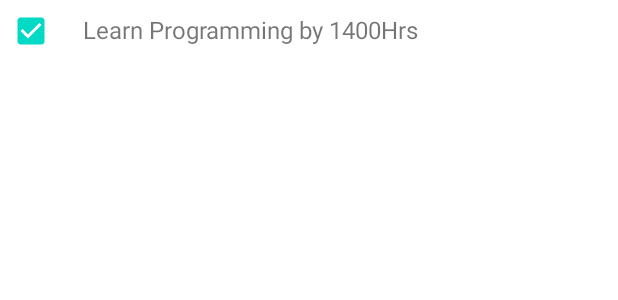
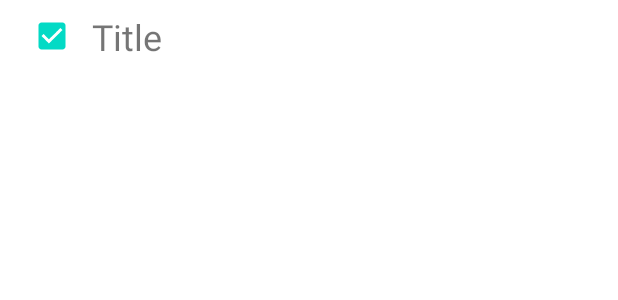
Before and after one commit to Dannyk-kago/media-player, an Android app: the layout task_list.xml on its own in the app's theme, with its tools: preview values and no code run, on a phone screen of 412 x 824 dp. Shown: the top 300 px of the screen. Run offline under Robolectric (Android 15) with nearby library versions, the phone set to English and light mode, and no system bars.

Commit message:
"Initial commit"

```diff
--- a/app/build.gradle
+++ b/app/build.gradle
@@ -77,6 +77,7 @@ dependencies {
     implementation 'androidx.appcompat:appcompat:1.3.1'
     implementation 'com.google.android.material:material:1.4.0'
     implementation 'androidx.constraintlayout:constraintlayout:2.1.1'
+    implementation 'com.imankur.library:analogclockview:1.0.0'
     testImplementation 'junit:junit:'
     androidTestImplementation 'androidx.test.ext:junit:1.1.3'
     androidTestImplementation 'androidx.test.espresso:espresso-core:3.4.0'
@@ -86,7 +87,7 @@ dependencies {
     implementation 'androidx.appcompat:appcompat:1.3.1'
     implementation 'com.google.android.material:material:1.4.0'
     implementation 'androidx.constraintlayout:constraintlayout:2.1.1'
-    testImplementation 'junit:junit:4.+'
+    testImplementation 'junit:junit:'
     androidTestImplementation 'androidx.test.ext:junit:1.1.3'
     androidTestImplementation 'androidx.test.espresso:espresso-core:3.4.0'
 }
--- a/app/src/main/AndroidManifest.xml
+++ b/app/src/main/AndroidManifest.xml
@@ -3,6 +3,7 @@
     package="com.example.todoapp">
 
     <application
+        android:name=".application.TodoApplication"
         android:allowBackup="true"
         android:icon="@mipmap/ic_launcher"
         android:label="@string/app_name"
--- /dev/null
+++ b/app/src/main/java/com/example/todoapp/Constants.kt
@@ -0,0 +1,5 @@
+package com.example.todoapp
+
+object Constants {
+    const val TODO_ITEM_SOURCE_LOCAL : String = "Local"
+}
--- a/app/src/main/java/com/example/todoapp/MainActivity.kt
+++ b/app/src/main/java/com/example/todoapp/MainActivity.kt
@@ -18,6 +18,5 @@ class MainActivity : AppCompatActivity() {
                 startActivity(nextActivity)
             }
         }
-
     }
 }
--- /dev/null
+++ b/app/src/main/java/com/example/todoapp/Todo.kt
@@ -0,0 +1,6 @@
+package com.example.todoapp
+
+data class Todo(
+    val isChecked: Boolean,
+    val title:String
+)
--- /dev/null
+++ b/app/src/main/res/drawable/ic_add.xml
@@ -0,0 +1,5 @@
+<vector android:height="50dp" android:tint="#BCB9B9"
+    android:viewportHeight="24" android:viewportWidth="24"
+    android:width="50dp" xmlns:android="http://schemas.android.com/apk/res/android">
+    <path android:fillColor="@android:color/white" android:pathData="M12,2C6.48,2 2,6.48 2,12s4.48,10 10,10 10,-4.48 10,-10S17.52,2 12,2zM17,13h-4v4h-2v-4L7,13v-2h4L11,7h2v4h4v2z"/>
+</vector>
--- a/app/src/main/res/layout/task_list.xml
+++ b/app/src/main/res/layout/task_list.xml
@@ -1,21 +1,29 @@
 <?xml version="1.0" encoding="utf-8"?>
-<LinearLayout xmlns:android="http://schemas.android.com/apk/res/android"
+<androidx.constraintlayout.widget.ConstraintLayout xmlns:android="http://schemas.android.com/apk/res/android"
+    xmlns:app="http://schemas.android.com/apk/res-auto"
     android:layout_width="match_parent"
-    xmlns:app="http://schemas.android.com/apk/res-auto"
-    app:chainUseRtl="true"
-    android:padding="5dp"
-    android:orientation="horizontal"
-    android:layout_height="match_parent">
+    android:layout_height="wrap_content">
+
     <CheckBox
+        android:id="@+id/cbDone"
         android:checked="true"
-        android:layout_width="30dp"
-        android:layout_height="30dp"/>
+        android:layout_width="53dp"
+        android:layout_height="wrap_content"
+        android:layout_marginStart="8dp"
+        app:layout_constraintStart_toStartOf="parent"
+        app:layout_constraintTop_toTopOf="parent" />
+
     <TextView
-        android:text="Learn Programming by 1400Hrs"
-        android:textSize="16dp"
-        android:layout_width="match_parent"
+        android:id="@+id/tvTitle"
+        android:layout_width="300dp"
         android:layout_height="wrap_content"
-        android:layout_marginStart="20dp"
-        android:layout_marginEnd="30dp"/>
+        android:text="Title"
+        android:textSize="24sp"
+        app:layout_constraintBottom_toBottomOf="parent"
+        app:layout_constraintEnd_toEndOf="parent"
+        app:layout_constraintHorizontal_bias="0.0"
+        app:layout_constraintStart_toEndOf="@+id/cbDone"
+        app:layout_constraintTop_toTopOf="parent" />
 
-</LinearLayout>
+
+</androidx.constraintlayout.widget.ConstraintLayout>
--- a/app/src/main/res/values/colors.xml
+++ b/app/src/main/res/values/colors.xml
@@ -2,7 +2,7 @@
 <resources>
     <color name="purple_200">#FFBB86FC</color>
     <color name="purple_500">#12F3DE</color>
-    <color name="purple_700">#E4E4E4</color>
+    <color name="purple_700">#12F3DE</color>
     <color name="teal_200">#FF03DAC5</color>
     <color name="teal_700">#FF018786</color>
     <color name="black">#FF000000</color>
--- a/app/src/main/res/values/strings.xml
+++ b/app/src/main/res/values/strings.xml
@@ -7,5 +7,6 @@
     <string name="help_task">Let help you me up your task</string>
     <string name="full_name">Enter your full name</string>
     <string name="task_list">Task List</string>
-    <string name="welcome_daniel_kago">Welcome Mary Njeri</string>
+    <string name="welcome_username">Welcome Jane Doe</string>
+    <string name="todo_title">Title</string>
 </resources>
--- a/app/src/main/res/values/themes.xml
+++ b/app/src/main/res/values/themes.xml
@@ -14,7 +14,7 @@
         <!-- Customize your theme here. -->
     </style>
     <style name="Theme.TODOAPP.NoActionBar">
-        <item name="windowActionBar">false</item>
+        <!--- <item name="windowActionBar">false</item> -->
         <item name="windowNoTitle">true</item>
     </style>
 </resources>
```
Also changed, not shown: app/src/main/java/com/example/todoapp/Home.kt (+73 -1 lines), app/src/main/java/com/example/todoapp/TodoAdapter.kt (added, +26 -0 lines), app/src/main/java/com/example/todoapp/TodoDao.kt (added, +19 -0 lines), app/src/main/java/com/example/todoapp/TodoItems.kt (added, +12 -0 lines), app/src/main/java/com/example/todoapp/TodoRepository.kt (added, +10 -0 lines), app/src/main/java/com/example/todoapp/TodoRoomDatabase.kt (added, +35 -0 lines), app/src/main/java/com/example/todoapp/TodoViewModel.kt (added, +22 -0 lines), app/src/main/java/com/example/todoapp/application/TodoApplication.kt (added, +11 -0 lines), app/src/main/res/layout/activity_home.xml (+51 -24 lines).
